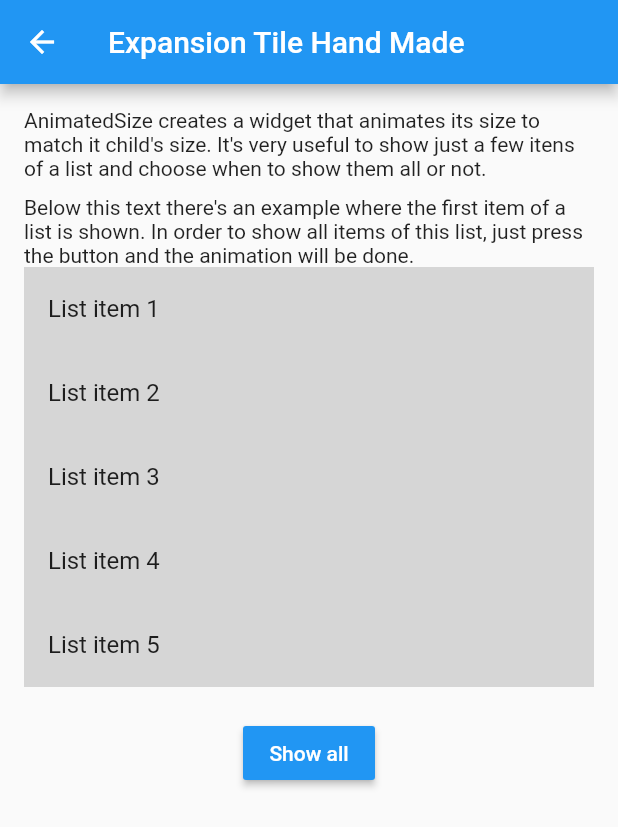
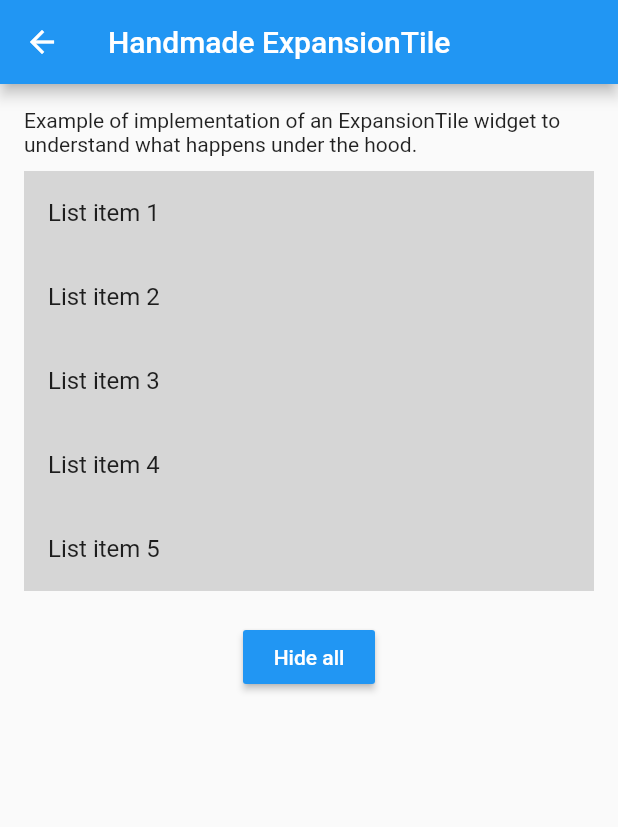
Before and after one commit to arthurgiani/flutter-animation-guide, a Flutter app: the ExpansionTileHandMadePage screen opened directly, after a tap on "Show all", on a phone screen of 412 x 824 dp. Shown: the top 827 px of the screen. Run offline on Flutter 3.47's test engine with Material 2 defaults, Android fonts, the phone set to English and light mode, and no system bars; our stand-ins replace google_fonts.

Commit message:
fix expanstion tile hand made pull request #1

```diff
--- a/lib/modules/example_gallery/expansion_tile_hand_made_page.dart
+++ b/lib/modules/example_gallery/expansion_tile_hand_made_page.dart
@@ -9,44 +9,45 @@ class ExpansionTileHandMadePage extends StatefulWidget {
 class _ExpansionTileHandMadePageState extends State<ExpansionTileHandMadePage> with TickerProviderStateMixin {
   List _itemsList = List.generate(5, (i) => i);
 
-  AnimationController controller;
-  Animation<double> heightFactorAnimation;
+  bool _isExpanded = false;
+
+  AnimationController _listAnimationController;
+  Animation<double> _listHeightFactorAnimation;
 
   @override
   void initState() {
     super.initState();
-    controller = AnimationController(vsync: this, duration: Duration(milliseconds: 400));
-    heightFactorAnimation = Tween<double>(begin: 0.2, end: 1).animate(controller);
+    _listAnimationController = AnimationController(vsync: this, duration: Duration(milliseconds: 400));
+    _listHeightFactorAnimation = Tween<double>(begin: 0.2, end: 1).animate(_listAnimationController);
   }
 
   @override
   void dispose() {
-    controller.dispose();
+    _listAnimationController.dispose();
     super.dispose();
   }
 
   @override
   Widget build(BuildContext context) {
     return CustomScaffold(
-        title: Text("Expansion Tile Hand Made"),
+        title: Text("Handmade ExpansionTile"),
         body: Column(
           children: <Widget>[
             Text(
-              "AnimatedSize creates a widget that animates its size to match it child's size. It's very useful to show just a few itens of a list and choose when to show them all or not.",
+              "Example of implementation of an ExpansionTile widget to understand what happens under the hood.",
               style: Theme.of(context).textTheme.bodyText1,
             ),
             SizedBox(
               height: 10,
-            ),
-            Text(
-              "Below this text there's an example where the first item of a list is shown. In order to show all items of this list, just press the button and the animation will be done.",
-              style: Theme.of(context).textTheme.bodyText1,
             ),
             _animatedList(),
             SizedBox(
               height: 20,
             ),
             _expandListButton(),
+            SizedBox(
+              height: 20,
+            ),
           ],
         ));
   }
@@ -55,14 +56,17 @@ class _ExpansionTileHandMadePageState extends State<ExpansionTileHandMadePage> w
     return RaisedButton(
       color: Colors.blue,
       child: Text(
-        "Show all",
+        _isExpanded ? 'Hide all' : 'Show all',
         style: TextStyle(color: Colors.white),
       ),
       onPressed: () {
-        if ([AnimationStatus.forward, AnimationStatus.completed].contains(controller.status)) {
-          controller.reverse();
+        setState(() {
+          _isExpanded = !_isExpanded;
+        });
+        if ([AnimationStatus.forward, AnimationStatus.completed].contains(_listAnimationController.status)) {
+          _listAnimationController.reverse();
         } else {
-          controller.forward();
+          _listAnimationController.forward();
         }
       },
     );
@@ -70,13 +74,13 @@ class _ExpansionTileHandMadePageState extends State<ExpansionTileHandMadePage> w
 
   Widget _animatedList() {
     return AnimatedBuilder(
-      animation: heightFactorAnimation,
+      animation: _listHeightFactorAnimation,
       builder: (context, child) {
         return Container(
           color: Colors.grey[350],
-          child: ClipRRect(
+          child: ClipRect(
             child: Align(
-              heightFactor: heightFactorAnimation.value,
+              heightFactor: _listHeightFactorAnimation.value,
               alignment: Alignment.topLeft,
               child: child,
             ),
--- a/lib/modules/example_gallery/options_page.dart
+++ b/lib/modules/example_gallery/options_page.dart
@@ -1,14 +1,6 @@
 import 'package:flutter/material.dart';
 import 'package:flutter_animation_guide/components/custom_button.dart';
 import 'package:flutter_animation_guide/components/custom_scaffold.dart';
-import 'package:flutter_animation_guide/modules/implicit_animations/animated_align_page.dart';
-import 'package:flutter_animation_guide/modules/implicit_animations/animated_container_page.dart';
-import 'package:flutter_animation_guide/modules/implicit_animations/animated_default_text_style_page.dart';
-import 'package:flutter_animation_guide/modules/implicit_animations/animated_opacity_page.dart';
-import 'package:flutter_animation_guide/modules/implicit_animations/animated_positioned_page.dart';
-import 'package:flutter_animation_guide/modules/implicit_animations/animated_size_page.dart';
-import 'package:flutter_animation_guide/modules/implicit_animations/curves_page.dart';
-import 'package:flutter_animation_guide/modules/implicit_animations/intro_page.dart';
 import 'package:flutter_animation_guide/navigation.dart';
 
 import 'expansion_tile_hand_made_page.dart';
@@ -43,7 +35,7 @@ class _ExampleGaleryOptionsPageState extends State<ExampleGaleryOptionsPage> {
                   SizedBox(
                     width: MediaQuery.of(context).size.width * 0.6,
                     child: CustomButton(
-                      text: "1. Expansion Tile Hand Made",
+                      text: "1. Handmade ExpansionTile",
                       onPressed: () => push(context, ExpansionTileHandMadePage()),
                     ),
                   ),
```
Also changed, not shown: pubspec.lock.
